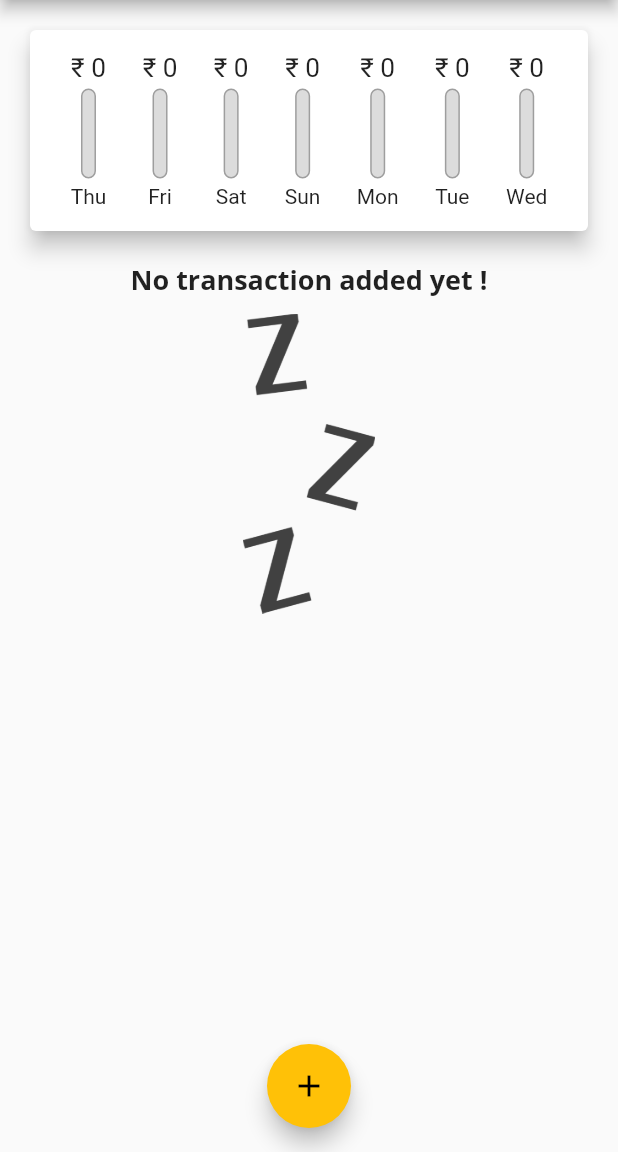
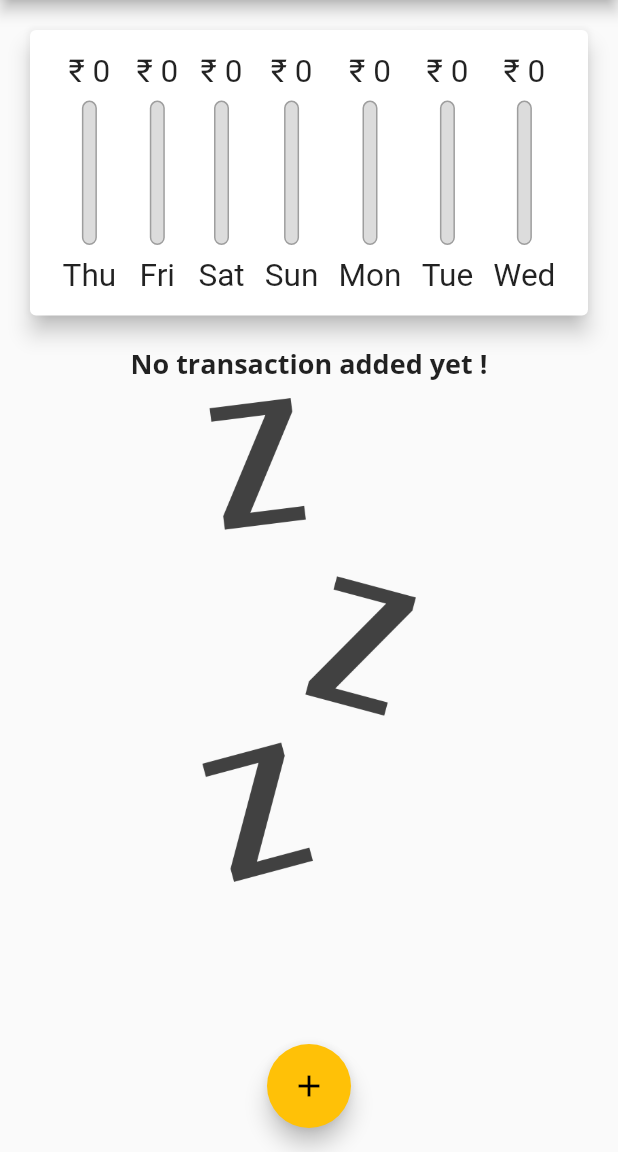
Before and after one commit to Nova-Spectre/PersonalExpense_App-Flutter, a Flutter app: the screen it shows after launch, on a phone screen of 412 x 824 dp, the part 84-1236 px from its top. Run offline on Flutter 3.47's test engine with Material 2 defaults, Android fonts, the phone set to English and light mode, and no system bars.

Commit message:
Responsive and adaptive UI

```diff
--- a/lib/main.dart
+++ b/lib/main.dart
@@ -1,11 +1,20 @@
+import 'dart:io';
+
+import 'package:flutter/cupertino.dart';
 import 'package:flutter/material.dart';
+import 'package:flutter/services.dart';
 import 'package:personal_expenses_app/widgets/charts.dart';
 import 'package:personal_expenses_app/widgets/new_transaction.dart';
 
 import 'model/transaction.dart';
 import 'widgets/transaction_list.dart';
 
-void main() => runApp(MyApp());
+void main() {
+  // WidgetsFlutterBinding.ensureInitialized();
+  // SystemChrome.setPreferredOrientations(
+  //     [DeviceOrientation.portraitUp, DeviceOrientation.portraitDown]);
+  runApp(MyApp());
+}
 
 class MyApp extends StatelessWidget {
   // This widget is the root of your application.
@@ -54,7 +63,7 @@ class _MyhomePageState extends State<MyhomePage> {
     // Transaction(
     //     id: 't2', title: 'Weekly groceries', amount: 120, date: DateTime.now())
   ];
-
+  bool _showChart = false;
   List<Transaction> get _recentTransaction {
     return _userTransaction.where((tx) {
       return tx.date.isAfter(DateTime.now().subtract(Duration(days: 7)));
@@ -94,8 +103,24 @@ class _MyhomePageState extends State<MyhomePage> {
 
   @override
   Widget build(BuildContext context) {
-    return Scaffold(
-      appBar: AppBar(
+    final isLandscape =
+        MediaQuery.of(context).orientation == Orientation.landscape;
+    final PreferredSizeWidget appBar = (Platform.isIOS
+        ? CupertinoNavigationBar(
+            middle: Text(
+              'Personal Expenses',
+            ),
+            trailing: Row(
+              mainAxisSize: MainAxisSize.min,
+              children: [
+                GestureDetector(
+                  child: Icon(CupertinoIcons.add),
+                  onTap: () => _startAddnewTransactions(context),
+                ),
+              ],
+            ),
+          )
+        : AppBar(
             title: Text(
               'Personal Expenses',
             ),
@@ -104,19 +129,74 @@ class _MyhomePageState extends State<MyhomePage> {
                   onPressed: () => _startAddnewTransactions(context),
                   icon: Icon(Icons.add))
             ],
-      ),
-      body: SingleChildScrollView(
+          )) as PreferredSizeWidget;
+    final txListWidget = Container(
+        height: (MediaQuery.of(context).size.height -
+                appBar.preferredSize.height -
+                MediaQuery.of(context).padding.top) *
+            0.7,
+        child: TransactionList(_userTransaction, _deleteTransaction));
+
+    final pageBody = SafeArea(
+        child: SingleChildScrollView(
       child: Column(
         mainAxisAlignment: MainAxisAlignment.start,
         crossAxisAlignment: CrossAxisAlignment.stretch,
         children: [
-            Chart(_recentTransaction),
-            TransactionList(_userTransaction, _deleteTransaction),
+          if (isLandscape)
+            Row(
+              mainAxisAlignment: MainAxisAlignment.center,
+              children: [
+                Text(
+                  'Show Chart',
+                  style: Theme.of(context).textTheme.title,
+                ),
+                Switch.adaptive(
+                  activeColor: Theme.of(context).accentColor,
+                  value: _showChart,
+                  onChanged: (val) {
+                    setState(() {
+                      _showChart = val;
+                    });
+                  },
+                ),
               ],
             ),
+          if (!isLandscape)
+            Container(
+              height: (MediaQuery.of(context).size.height -
+                      appBar.preferredSize.height -
+                      MediaQuery.of(context).padding.top) *
+                  0.3,
+              child: Chart(_recentTransaction),
             ),
-      floatingActionButtonLocation: FloatingActionButtonLocation.centerFloat,
-      floatingActionButton: FloatingActionButton(
+          if (!isLandscape) txListWidget,
+          if (isLandscape)
+            _showChart
+                ? Container(
+                    height: (MediaQuery.of(context).size.height -
+                            appBar.preferredSize.height -
+                            MediaQuery.of(context).padding.top) *
+                        0.7,
+                    child: Chart(_recentTransaction))
+                : txListWidget
+        ],
+      ),
+    ));
+
+    return Platform.isIOS
+        ? CupertinoPageScaffold(
+            child: pageBody,
+            navigationBar: appBar as ObstructingPreferredSizeWidget,
+          )
+        : Scaffold(
+            appBar: appBar,
+            body: pageBody,
+            floatingActionButtonLocation:
+                FloatingActionButtonLocation.centerFloat,
+            floatingActionButton: Platform.isIOS
+                ? Container()
+                : FloatingActionButton(
                     child: Icon(Icons.add),
                     onPressed: () => _startAddnewTransactions(context),
                   ),
--- a/lib/widgets/chart_bar.dart
+++ b/lib/widgets/chart_bar.dart
@@ -9,15 +9,17 @@ class Chartbar extends StatelessWidget {
 
   @override
   Widget build(BuildContext context) {
+    return LayoutBuilder(
+      builder: (ctx, constraints) {
         return Column(
           children: [
             Container(
-            height: 20.0,
+                height: constraints.maxHeight * 0.15,
                 child: FittedBox(
                     child: Text('₹ ${SpendingAmount.toStringAsFixed(0)}'))),
-        SizedBox(height: 4.0),
+            SizedBox(height: constraints.maxHeight * 0.05),
             Container(
-          height: 60,
+              height: constraints.maxHeight * 0.6,
               width: 10,
               child: Stack(
                 children: [
@@ -41,10 +43,14 @@ class Chartbar extends StatelessWidget {
               ),
             ),
             SizedBox(
-          height: 4.0,
+              height: constraints.maxHeight * 0.05,
             ),
-        Text(label),
+            Container(
+                height: constraints.maxHeight * 0.15,
+                child: FittedBox(child: Text(label))),
           ],
+        );
+      },
     );
   }
 }
--- a/lib/widgets/transaction_list.dart
+++ b/lib/widgets/transaction_list.dart
@@ -8,10 +8,9 @@ class TransactionList extends StatelessWidget {
   TransactionList(this.transactions, this.deleteTx);
   @override
   Widget build(BuildContext context) {
-    return Container(
-      height: 530,
-      child: transactions.isEmpty
-          ? Column(
+    return transactions.isEmpty
+        ? LayoutBuilder(builder: (ctx, constraints) {
+            return Column(
               children: [
                 Text(
                   'No transaction added yet !',
@@ -21,14 +20,15 @@ class TransactionList extends StatelessWidget {
                   height: 10,
                 ),
                 Container(
-                  height: 200,
+                  height: constraints.maxHeight * 0.6,
                   child: Image.asset(
                     'assets/images/waiting.png',
                     fit: BoxFit.cover,
                   ),
                 )
               ],
-            )
+            );
+          })
         : ListView.builder(
             itemBuilder: (ctx, index) {
               return Card(
@@ -64,7 +64,14 @@ class TransactionList extends StatelessWidget {
                       color: Colors.grey,
                     ),
                   ),
-                    trailing: IconButton(
+                  trailing: MediaQuery.of(context).size.width > 460
+                      ? FlatButton.icon(
+                          textColor: Theme.of(context).errorColor,
+                          label: Text('Delete'),
+                          icon: Icon(Icons.delete),
+                          onPressed: () => deleteTx(transactions[index].id),
+                        )
+                      : IconButton(
                           icon: Icon(Icons.delete),
                           onPressed: () => deleteTx(transactions[index].id),
                           color: Theme.of(context).errorColor,
@@ -73,7 +80,6 @@ class TransactionList extends StatelessWidget {
               );
             },
             itemCount: transactions.length,
-            ),
           );
   }
 }
```
Also changed, not shown: lib/widgets/adaptive_flatbutton.dart (added, +30 -0 lines), lib/widgets/new_transaction.dart (+9 -2 lines). Lines whose indentation alone changed are shown as unchanged.
